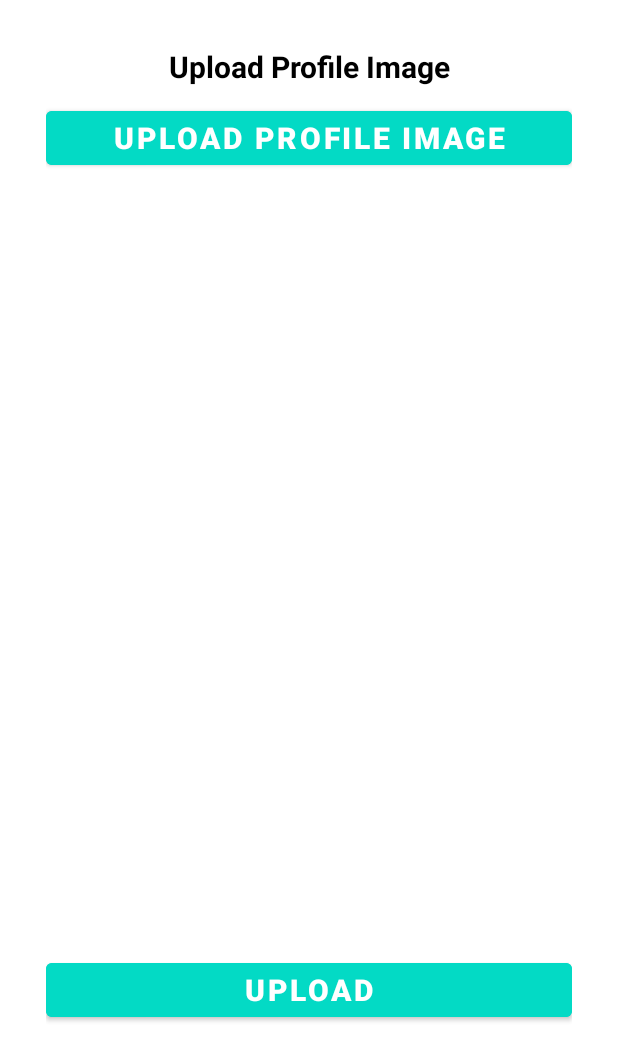
After one commit to jkimkim/Bursary, an Android app: the layout activity_change_profile.xml on its own in the app's theme, with its tools: preview values and no code run, on a phone screen of 412 x 824 dp. The commit adds this screen. Shown: the top 1061 px of the screen. Run offline under Robolectric (Android 15) with nearby library versions, the phone set to English and light mode, and no system bars.

Commit message:
upload profile image

```diff
--- a/app/build.gradle
+++ b/app/build.gradle
@@ -46,12 +46,10 @@ dependencies {
     implementation 'com.google.firebase:firebase-database:20.1.0'
     implementation 'com.google.firebase:firebase-storage:20.1.0'
     testImplementation 'junit:junit:4.13.2'
-
     implementation("com.opensooq.supernova:gligar:1.1.0")
     implementation 'com.itextpdf.android:kernel-android:7.2.2'
-
+    implementation 'com.squareup.picasso:picasso:2.8'
     implementation 'com.agrawalsuneet.androidlibs:dotsloader:1.4.2'
-
     androidTestImplementation 'androidx.test.ext:junit:1.1.5'
     androidTestImplementation 'androidx.test.espresso:espresso-core:3.5.1'
 }
--- /dev/null
+++ b/app/src/main/java/com/example/bursary/ChangeProfileDialog.java
@@ -0,0 +1,2 @@
+package com.example.bursary;public class ChangeProfileDialog {
+}
--- /dev/null
+++ b/app/src/main/res/layout/activity_change_profile.xml
@@ -0,0 +1,64 @@
+<?xml version="1.0" encoding="utf-8"?>
+<ScrollView xmlns:android="http://schemas.android.com/apk/res/android"
+    xmlns:tools="http://schemas.android.com/tools"
+    android:layout_width="match_parent"
+    android:layout_height="match_parent"
+    tools:context=".ChangeProfile">
+
+    <RelativeLayout
+        android:layout_width="match_parent"
+        android:layout_height="wrap_content"
+        android:padding="15dp"
+        android:layout_margin="15dp"
+        android:background="@color/white">
+        <!-- upload image textView -->
+        <TextView
+            android:layout_width="match_parent"
+            android:layout_height="wrap_content"
+            android:id="@+id/upload_image"
+            android:text="@string/upload_image"
+            android:textColor="@color/black"
+            android:textSize="20sp"
+            android:textAlignment="center"
+            android:textStyle="bold" />
+
+        <!-- upload image button -->
+        <com.google.android.material.button.MaterialButton
+            android:layout_width="match_parent"
+            android:layout_height="wrap_content"
+            android:id="@+id/upload_image_button"
+            android:text="@string/upload_image"
+            android:textColor="@color/white"
+            android:textSize="20sp"
+            android:textAlignment="center"
+            android:textStyle="bold"
+            android:layout_below="@id/upload_image"
+            android:backgroundTint="@color/teal_200"
+            android:layout_marginTop="10dp" />
+
+        <!-- imageview to display selected image -->
+        <ImageView
+            android:layout_width="match_parent"
+            android:layout_height="500dp"
+            android:id="@+id/image_view"
+            android:layout_below="@id/upload_image_button"
+            android:layout_marginTop="10dp"
+            android:scaleType="centerCrop"
+            android:contentDescription="@string/image_description" />
+
+        <!-- upload button -->
+        <com.google.android.material.button.MaterialButton
+            android:layout_width="match_parent"
+            android:layout_height="wrap_content"
+            android:id="@+id/upload_button"
+            android:text="@string/upload"
+            android:textColor="@color/white"
+            android:textSize="20sp"
+            android:textAlignment="center"
+            android:textStyle="bold"
+            android:layout_below="@id/image_view"
+            android:backgroundTint="@color/teal_200"
+            android:layout_marginTop="10dp" />
+    </RelativeLayout>
+
+</ScrollView>
--- /dev/null
+++ b/app/src/main/res/layout/change_profile.xml
@@ -0,0 +1,6 @@
+<?xml version="1.0" encoding="utf-8"?>
+<androidx.constraintlayout.widget.ConstraintLayout xmlns:android="http://schemas.android.com/apk/res/android"
+             android:layout_width="match_parent"
+             android:layout_height="match_parent">
+
+</androidx.constraintlayout.widget.ConstraintLayout>
--- a/app/src/main/res/layout/fragment_profile.xml
+++ b/app/src/main/res/layout/fragment_profile.xml
@@ -14,7 +14,7 @@
 
         <RelativeLayout
             android:layout_width="match_parent"
-            android:layout_height="250dp"
+            android:layout_height="200dp"
             android:background="@drawable/profile_background">
 
             <ImageView
```
Also changed, not shown: app/src/main/AndroidManifest.xml (+12 -6 lines), app/src/main/java/com/example/bursary/ChangeProfile.java (added, +138 -0 lines), app/src/main/java/com/example/bursary/ProfileFragment.java (+9 -0 lines), app/src/main/res/values/strings.xml (+17 -1 lines).
